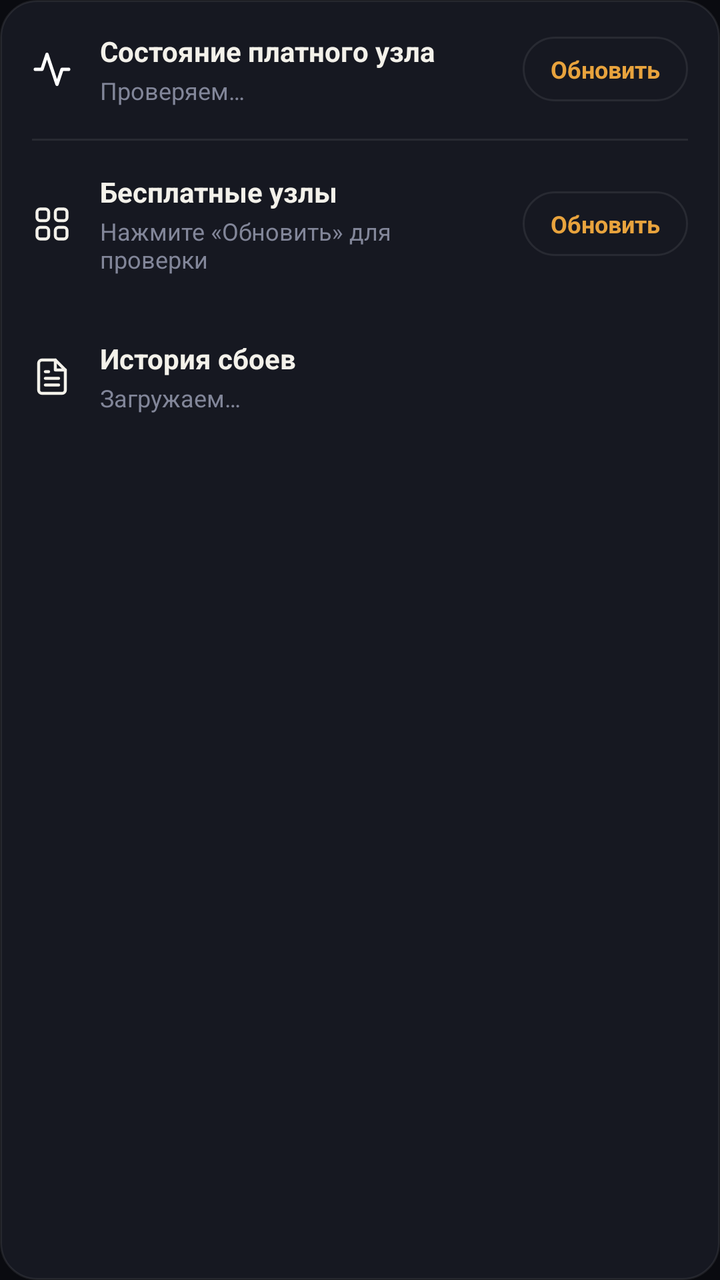
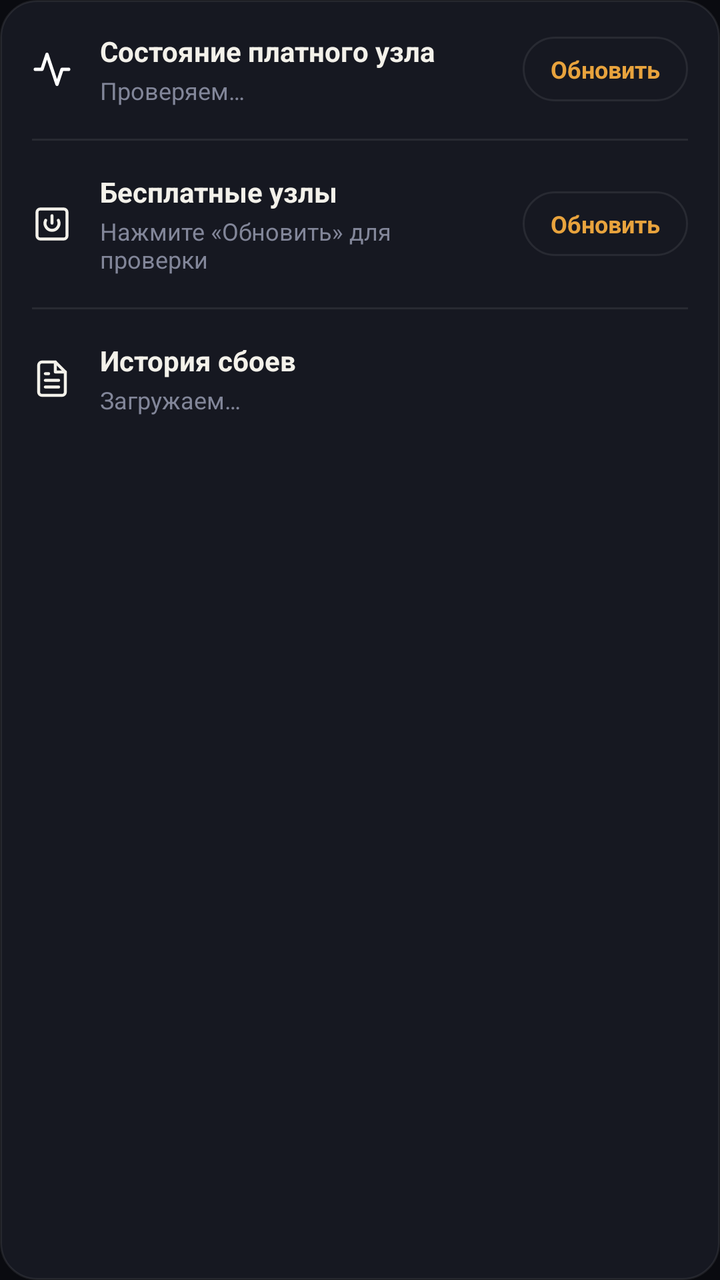

An Android layout rendered at two revisions. The XML below is the earlier revision; the diff shows what the commit changed to produce the second picture.
<!-- AndroidManifest.xml: application theme Theme.Mirage -->
<!-- res/layout/card_node_status.xml -->
<?xml version="1.0" encoding="utf-8"?>
<LinearLayout xmlns:android="http://schemas.android.com/apk/res/android"
    android:id="@+id/cardNodeStatus"
    android:layout_width="match_parent"
    android:layout_height="wrap_content"
    android:layout_marginStart="20dp"
    android:layout_marginEnd="20dp"
    android:layout_marginBottom="12dp"
    android:background="@drawable/bg_card"
    android:orientation="vertical">

    <LinearLayout
        android:layout_width="match_parent"
        android:layout_height="wrap_content"
        android:gravity="center_vertical"
        android:orientation="horizontal"
        android:padding="16dp">

        <ImageView
            android:layout_width="20dp"
            android:layout_height="20dp"
            android:layout_marginEnd="14dp"
            android:contentDescription="@null"
            android:src="@drawable/ic_pulse" />

        <LinearLayout
            android:layout_width="0dp"
            android:layout_height="wrap_content"
            android:layout_weight="1"
            android:orientation="vertical">

            <TextView
                android:layout_width="wrap_content"
                android:layout_height="wrap_content"
                android:text="@string/node_status_title"
                android:textColor="@color/ink"
                android:textSize="14sp"
                android:textStyle="bold" />

            <TextView
                android:id="@+id/tvNodeStatusState"
                android:layout_width="wrap_content"
                android:layout_height="wrap_content"
                android:layout_marginTop="2dp"
                android:text="@string/node_status_checking"
                android:textColor="@color/ink_faint"
                android:textSize="12sp" />
        </LinearLayout>

        <TextView
            android:id="@+id/tvNodeStatusAction"
            android:layout_width="wrap_content"
            android:layout_height="wrap_content"
            android:layout_marginStart="12dp"
            android:background="@drawable/bg_pill"
            android:clickable="true"
            android:focusable="true"
            android:paddingStart="14dp"
            android:paddingTop="8dp"
            android:paddingEnd="14dp"
            android:paddingBottom="8dp"
            android:text="@string/node_status_refresh"
            android:textColor="@color/accent"
            android:textSize="12sp"
            android:textStyle="bold" />
    </LinearLayout>

    <View
        android:layout_width="match_parent"
        android:layout_height="1dp"
        android:layout_marginStart="16dp"
        android:layout_marginEnd="16dp"
        android:background="@color/card_stroke" />

    <LinearLayout
        android:layout_width="match_parent"
        android:layout_height="wrap_content"
        android:gravity="center_vertical"
        android:orientation="horizontal"
        android:padding="16dp">

        <ImageView
            android:layout_width="20dp"
            android:layout_height="20dp"
            android:layout_marginEnd="14dp"
            android:contentDescription="@null"
            android:src="@drawable/ic_apps" />

        <LinearLayout
            android:layout_width="0dp"
            android:layout_height="wrap_content"
            android:layout_weight="1"
            android:orientation="vertical">

            <TextView
                android:layout_width="wrap_content"
                android:layout_height="wrap_content"
                android:text="@string/free_nodes_title"
                android:textColor="@color/ink"
                android:textSize="14sp"
                android:textStyle="bold" />

            <TextView
                android:id="@+id/tvFreeNodesState"
                android:layout_width="wrap_content"
                android:layout_height="wrap_content"
                android:layout_marginTop="2dp"
                android:text="@string/free_nodes_tap_to_check"
                android:textColor="@color/ink_faint"
                android:textSize="12sp" />
        </LinearLayout>

        <TextView
            android:id="@+id/tvFreeNodesAction"
            android:layout_width="wrap_content"
            android:layout_height="wrap_content"
            android:layout_marginStart="12dp"
            android:background="@drawable/bg_pill"
            android:clickable="true"
            android:focusable="true"
            android:paddingStart="14dp"
            android:paddingTop="8dp"
            android:paddingEnd="14dp"
            android:paddingBottom="8dp"
            android:text="@string/node_status_refresh"
            android:textColor="@color/accent"
            android:textSize="12sp"
            android:textStyle="bold" />
    </LinearLayout>

    <LinearLayout
        android:id="@+id/rowNodeHistory"
        android:layout_width="match_parent"
        android:layout_height="wrap_content"
        android:background="@android:color/transparent"
        android:clickable="true"
        android:focusable="true"
        android:gravity="center_vertical"
        android:orientation="horizontal"
        android:padding="16dp">

        <ImageView
            android:layout_width="20dp"
            android:layout_height="20dp"
            android:layout_marginEnd="14dp"
            android:contentDescription="@null"
            android:src="@drawable/ic_file_text" />

        <LinearLayout
            android:layout_width="0dp"
            android:layout_height="wrap_content"
            android:layout_weight="1"
            android:orientation="vertical">

            <TextView
                android:layout_width="wrap_content"
                android:layout_height="wrap_content"
                android:text="@string/node_history_title"
                android:textColor="@color/ink"
                android:textSize="14sp"
                android:textStyle="bold" />

            <TextView
                android:id="@+id/tvNodeHistory"
                android:layout_width="wrap_content"
                android:layout_height="wrap_content"
                android:layout_marginTop="2dp"
                android:text="@string/node_history_checking"
                android:textColor="@color/ink_faint"
                android:textSize="12sp" />
        </LinearLayout>
    </LinearLayout>
</LinearLayout>
<!-- resources referenced by this layout -->
<resources>
  <color name="accent">#E8A33D</color>
  <color name="card_stroke">#14FFFFFF</color>
  <color name="ink">#F3F1EA</color>
  <color name="ink_faint">#828699</color>
  <!-- drawable bg_card (drawable) -->
  <?xml version="1.0" encoding="utf-8"?>
  <shape xmlns:android="http://schemas.android.com/apk/res/android"
      android:shape="rectangle">
      <corners android:radius="18dp" />
      <solid android:color="@color/card" />
      <stroke
          android:width="1dp"
          android:color="@color/card_stroke" />
  </shape>
  <!-- drawable bg_pill (drawable) -->
  <?xml version="1.0" encoding="utf-8"?>
  <shape xmlns:android="http://schemas.android.com/apk/res/android"
      android:shape="rectangle">
      <corners android:radius="30dp" />
      <solid android:color="@color/card" />
      <stroke
          android:width="1dp"
          android:color="@color/card_stroke" />
  </shape>
  <!-- drawable ic_apps (drawable) -->
  <vector xmlns:android="http://schemas.android.com/apk/res/android"
      android:width="20dp"
      android:height="20dp"
      android:viewportWidth="24"
      android:viewportHeight="24">
      <path
          android:strokeColor="@color/ink"
          android:strokeWidth="1.8"
          android:strokeLineCap="round"
          android:strokeLineJoin="round"
          android:pathData="M3,5a2,2 0 0,1 2,-2h3a2,2 0 0,1 2,2v3a2,2 0 0,1 -2,2H5a2,2 0 0,1 -2,-2zM14,5a2,2 0 0,1 2,-2h3a2,2 0 0,1 2,2v3a2,2 0 0,1 -2,2h-3a2,2 0 0,1 -2,-2zM3,16a2,2 0 0,1 2,-2h3a2,2 0 0,1 2,2v3a2,2 0 0,1 -2,2H5a2,2 0 0,1 -2,-2zM14,16a2,2 0 0,1 2,-2h3a2,2 0 0,1 2,2v3a2,2 0 0,1 -2,2h-3a2,2 0 0,1 -2,-2z" />
  </vector>
  <!-- drawable ic_pulse (drawable) -->
  <vector xmlns:android="http://schemas.android.com/apk/res/android"
      android:width="24dp"
      android:height="24dp"
      android:viewportWidth="24"
      android:viewportHeight="24">
      <path
          android:fillColor="#00000000"
          android:pathData="M22,12h-4l-3,9L9,3l-3,9H2"
          android:strokeColor="#FFFFFF"
          android:strokeLineCap="round"
          android:strokeLineJoin="round"
          android:strokeWidth="2" />
  </vector>
  <string name="free_nodes_tap_to_check">Нажмите «Обновить» для проверки</string>
  <string name="free_nodes_title">Бесплатные узлы</string>
  <string name="node_history_checking">Загружаем…</string>
  <string name="node_history_title">История сбоев</string>
  <string name="node_status_checking">Проверяем…</string>
  <string name="node_status_refresh">Обновить</string>
  <string name="node_status_title">Состояние платного узла</string>
  <style name="Theme.Mirage" parent="Theme.Material3.Dark.NoActionBar">
          <item name="android:windowBackground">@color/bg</item>
          <item name="android:statusBarColor">@color/bg</item>
          <item name="android:navigationBarColor">@color/bg</item>
          <item name="android:windowLightStatusBar">false</item>
          <item name="colorPrimary">@color/amber</item>
          <item name="colorSecondary">@color/amber_deep</item>
          <item name="colorSurface">@color/card</item>
          <item name="colorOnSurface">@color/ink</item>
      </style>
  <color name="card">#161821</color>
  <color name="bg">#0A0B10</color>
  <color name="amber">#E8A33D</color>
  <color name="amber_deep">#C9722A</color>
  <!-- unchanged entries left out for length: 1 -->
</resources>

<!-- the commit's change to res/layout/card_node_status.xml (unified diff, before → after) -->
@@ -17,6 +17,7 @@
         android:padding="16dp">
 
         <ImageView
+            android:id="@+id/ivNodeStatusIcon"
             android:layout_width="20dp"
             android:layout_height="20dp"
             android:layout_marginEnd="14dp"
@@ -30,6 +31,7 @@
             android:orientation="vertical">
 
             <TextView
+                android:id="@+id/tvNodeStatusTitle"
                 android:layout_width="wrap_content"
                 android:layout_height="wrap_content"
                 android:text="@string/node_status_title"
@@ -80,11 +82,12 @@
         android:padding="16dp">
 
         <ImageView
+            android:id="@+id/ivFreeNodesIcon"
             android:layout_width="20dp"
             android:layout_height="20dp"
             android:layout_marginEnd="14dp"
             android:contentDescription="@null"
-            android:src="@drawable/ic_apps" />
+            android:src="@drawable/ic_tile" />
 
         <LinearLayout
             android:layout_width="0dp"
@@ -93,6 +96,7 @@
             android:orientation="vertical">
 
             <TextView
+                android:id="@+id/tvFreeNodesTitle"
                 android:layout_width="wrap_content"
                 android:layout_height="wrap_content"
                 android:text="@string/free_nodes_title"
@@ -128,6 +132,13 @@
             android:textStyle="bold" />
     </LinearLayout>
 
+    <View
+        android:layout_width="match_parent"
+        android:layout_height="1dp"
+        android:layout_marginStart="16dp"
+        android:layout_marginEnd="16dp"
+        android:background="@color/card_stroke" />
+
     <LinearLayout
         android:id="@+id/rowNodeHistory"
         android:layout_width="match_parent"
@@ -140,6 +151,7 @@
         android:padding="16dp">
 
         <ImageView
+            android:id="@+id/ivNodeHistoryIcon"
             android:layout_width="20dp"
             android:layout_height="20dp"
             android:layout_marginEnd="14dp"
@@ -153,6 +165,7 @@
             android:orientation="vertical">
 
             <TextView
+                android:id="@+id/tvNodeHistoryTitle"
                 android:layout_width="wrap_content"
                 android:layout_height="wrap_content"
                 android:text="@string/node_history_title"
<!-- resource entries referenced after the edit -->
@@ -24,19 +24,6 @@
           android:width="1dp"
           android:color="@color/card_stroke" />
   </shape>
-  <!-- drawable ic_apps (drawable) -->
-  <vector xmlns:android="http://schemas.android.com/apk/res/android"
-      android:width="20dp"
-      android:height="20dp"
-      android:viewportWidth="24"
-      android:viewportHeight="24">
-      <path
-          android:strokeColor="@color/ink"
-          android:strokeWidth="1.8"
-          android:strokeLineCap="round"
-          android:strokeLineJoin="round"
-          android:pathData="M3,5a2,2 0 0,1 2,-2h3a2,2 0 0,1 2,2v3a2,2 0 0,1 -2,2H5a2,2 0 0,1 -2,-2zM14,5a2,2 0 0,1 2,-2h3a2,2 0 0,1 2,2v3a2,2 0 0,1 -2,2h-3a2,2 0 0,1 -2,-2zM3,16a2,2 0 0,1 2,-2h3a2,2 0 0,1 2,2v3a2,2 0 0,1 -2,2H5a2,2 0 0,1 -2,-2zM14,16a2,2 0 0,1 2,-2h3a2,2 0 0,1 2,2v3a2,2 0 0,1 -2,2h-3a2,2 0 0,1 -2,-2z" />
-  </vector>
   <!-- drawable ic_pulse (drawable) -->
   <vector xmlns:android="http://schemas.android.com/apk/res/android"
       android:width="24dp"
@@ -50,6 +37,25 @@
           android:strokeLineCap="round"
           android:strokeLineJoin="round"
           android:strokeWidth="2" />
+  </vector>
+  <!-- drawable ic_tile (drawable) -->
+  <vector xmlns:android="http://schemas.android.com/apk/res/android"
+      android:width="20dp"
+      android:height="20dp"
+      android:viewportWidth="24"
+      android:viewportHeight="24">
+      <path
+          android:strokeColor="@color/ink"
+          android:strokeWidth="1.8"
+          android:strokeLineCap="round"
+          android:strokeLineJoin="round"
+          android:pathData="M5,3h14a2,2 0 0,1 2,2v14a2,2 0 0,1 -2,2H5a2,2 0 0,1 -2,-2V5a2,2 0 0,1 2,-2z" />
+      <path
+          android:strokeColor="@color/ink"
+          android:strokeWidth="1.8"
+          android:strokeLineCap="round"
+          android:strokeLineJoin="round"
+          android:pathData="M12,7v4.5 M8.2,9.8a4.2,4.2 0 1,0 7.6,0" />
   </vector>
   <string name="free_nodes_tap_to_check">Нажмите «Обновить» для проверки</string>
   <string name="free_nodes_title">Бесплатные узлы</string>
